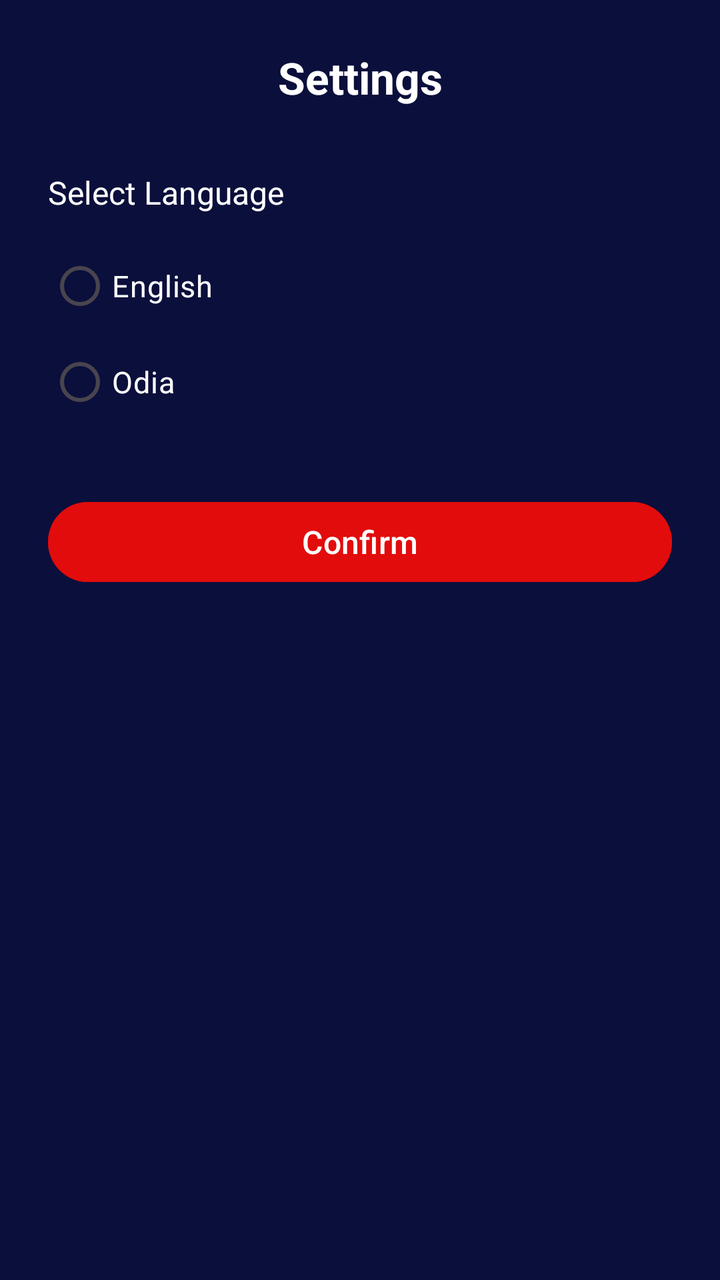
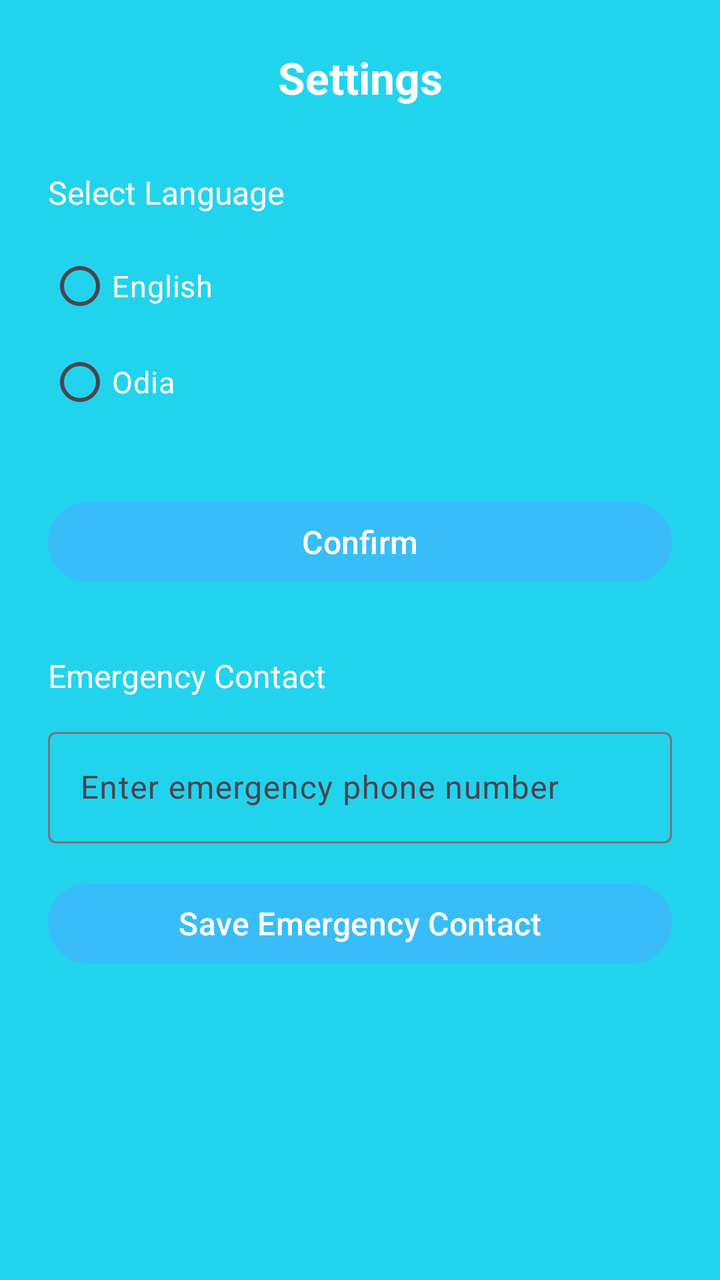

Before-and-after screenshots of an Android layout around one commit, followed by the original layout XML and the change that was made.
<!-- AndroidManifest.xml: application theme Theme.SignSpeak -->
<!-- res/layout/activity_setting.xml -->
<?xml version="1.0" encoding="utf-8"?>
<androidx.constraintlayout.widget.ConstraintLayout
    xmlns:android="http://schemas.android.com/apk/res/android"
    xmlns:app="http://schemas.android.com/apk/res-auto"
    xmlns:tools="http://schemas.android.com/tools"
    android:id="@+id/settings_root"
    android:layout_width="match_parent"
    android:layout_height="match_parent"
    android:background="#0B0F3B"
    tools:context=".SettingActivity">

    
    <TextView
        android:id="@+id/tvSettingsTitle"
        android:layout_width="wrap_content"
        android:layout_height="wrap_content"
        android:text="Settings"
        android:textColor="#FFFFFF"
        android:textSize="22sp"
        android:textStyle="bold"
        android:layout_marginTop="24dp"
        app:layout_constraintTop_toTopOf="parent"
        app:layout_constraintStart_toStartOf="parent"
        app:layout_constraintEnd_toEndOf="parent"/>

    
    <TextView
        android:id="@+id/tvLanguageLabel"
        android:layout_width="wrap_content"
        android:layout_height="wrap_content"
        android:text="Select Language"
        android:textColor="#FFFFFF"
        android:textSize="16sp"
        android:layout_marginStart="24dp"
        android:layout_marginTop="32dp"
        app:layout_constraintTop_toBottomOf="@id/tvSettingsTitle"
        app:layout_constraintStart_toStartOf="parent"/>

    
    <RadioGroup
        android:id="@+id/rGroupLanguage"
        android:layout_width="wrap_content"
        android:layout_height="wrap_content"
        android:layout_marginStart="24dp"
        android:layout_marginTop="12dp"
        android:orientation="vertical"
        app:layout_constraintTop_toBottomOf="@id/tvLanguageLabel"
        app:layout_constraintStart_toStartOf="parent">

        <RadioButton
            android:id="@+id/rbEnglish"
            android:layout_width="wrap_content"
            android:layout_height="wrap_content"
            android:text="English"
            android:textColor="#FFFFFF"
            android:textSize="15sp"/>

        <RadioButton
            android:id="@+id/rbOdia"
            android:layout_width="wrap_content"
            android:layout_height="wrap_content"
            android:text="Odia"
            android:textColor="#FFFFFF"
            android:textSize="15sp"/>

    </RadioGroup>

    
    <Button
        android:id="@+id/btnConfirmLanguage"
        android:layout_width="match_parent"
        android:layout_height="wrap_content"
        android:layout_marginTop="32dp"
        android:layout_marginStart="24dp"
        android:layout_marginEnd="24dp"
        android:text="Confirm"
        android:textAllCaps="false"
        android:textSize="16sp"
        android:backgroundTint="#E20C0C"
        android:textColor="#FFFFFF"
        app:layout_constraintTop_toBottomOf="@id/rGroupLanguage"
        app:layout_constraintStart_toStartOf="parent"
        app:layout_constraintEnd_toEndOf="parent"/>

</androidx.constraintlayout.widget.ConstraintLayout>
<!-- resources referenced by this layout -->
<resources>
  <style name="Theme.SignSpeak" parent="Base.Theme.SignSpeak" />
  <style name="Base.Theme.SignSpeak" parent="Theme.Material3.DayNight.NoActionBar">
          
          
      </style>
</resources>

<!-- the commit's change to res/layout/activity_setting.xml (unified diff, before → after) -->
@@ -6,7 +6,7 @@
     android:id="@+id/settings_root"
     android:layout_width="match_parent"
     android:layout_height="match_parent"
-    android:background="#0B0F3B"
+    android:background="@color/colorPrimary"
     tools:context=".SettingActivity">
 
     
@@ -76,10 +76,60 @@
         android:text="Confirm"
         android:textAllCaps="false"
         android:textSize="16sp"
-        android:backgroundTint="#E20C0C"
+        android:backgroundTint="@color/colorAccent"
         android:textColor="#FFFFFF"
         app:layout_constraintTop_toBottomOf="@id/rGroupLanguage"
         app:layout_constraintStart_toStartOf="parent"
         app:layout_constraintEnd_toEndOf="parent"/>
 
+    
+    <TextView
+        android:id="@+id/tvEmergencyLabel"
+        android:layout_width="wrap_content"
+        android:layout_height="wrap_content"
+        android:text="Emergency Contact"
+        android:textColor="#FFFFFF"
+        android:textSize="16sp"
+        android:layout_marginStart="24dp"
+        android:layout_marginTop="32dp"
+        app:layout_constraintTop_toBottomOf="@id/btnConfirmLanguage"
+        app:layout_constraintStart_toStartOf="parent"/>
+
+    <com.google.android.material.textfield.TextInputLayout
+        android:id="@+id/tilEmergency"
+        android:layout_width="match_parent"
+        android:layout_height="wrap_content"
+        android:layout_marginStart="24dp"
+        android:layout_marginEnd="24dp"
+        android:layout_marginTop="12dp"
+        app:layout_constraintTop_toBottomOf="@id/tvEmergencyLabel"
+        app:layout_constraintStart_toStartOf="parent"
+        app:layout_constraintEnd_toEndOf="parent">
+
+        <com.google.android.material.textfield.TextInputEditText
+            android:id="@+id/etEmergencyNumber"
+            android:layout_width="match_parent"
+            android:layout_height="wrap_content"
+            android:hint="Enter emergency phone number"
+            android:textColor="#FFFFFF"
+            android:textColorHint="#AAAAAA"
+            android:inputType="phone"/>
+    </com.google.android.material.textfield.TextInputLayout>
+
+    <Button
+        android:id="@+id/btnSaveEmergency"
+        android:layout_width="match_parent"
+        android:layout_height="wrap_content"
+        android:layout_marginTop="16dp"
+        android:layout_marginStart="24dp"
+        android:layout_marginEnd="24dp"
+        android:text="Save Emergency Contact"
+        android:textAllCaps="false"
+        android:textSize="16sp"
+        android:backgroundTint="@color/colorAccent"
+        android:textColor="#FFFFFF"
+        app:layout_constraintTop_toBottomOf="@id/tilEmergency"
+        app:layout_constraintStart_toStartOf="parent"
+        app:layout_constraintEnd_toEndOf="parent"/>
+
 </androidx.constraintlayout.widget.ConstraintLayout>
<!-- resource entries referenced after the edit -->
@@ -1,5 +1,7 @@
 <!-- resources referenced by this layout -->
 <resources>
+  <color name="colorAccent">#38BDF8</color>
+  <color name="colorPrimary">#22D3EE</color>
   <style name="Theme.SignSpeak" parent="Base.Theme.SignSpeak" />
   <style name="Base.Theme.SignSpeak" parent="Theme.Material3.DayNight.NoActionBar">
           
